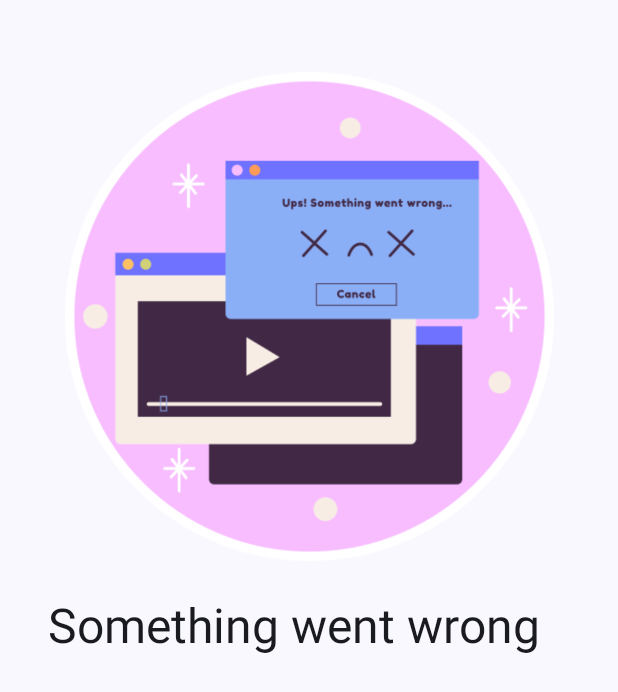
After one commit to Codexyze/FashionPoint, an Android app built with Jetpack Compose: the composable ErrorScreen shown on its own in the app's theme, on a phone screen of 412 x 824 dp. The commit adds this screen. Shown: the top 692 px of the screen. Run offline under Robolectric (Android 15) with nearby library versions, the phone set to English and light mode, and no system bars.

Commit message:
Version 1.6.2 Added new Error Screen

```diff
--- a/app/src/main/java/com/example/femalepoint/MainActivity.kt
+++ b/app/src/main/java/com/example/femalepoint/MainActivity.kt
@@ -14,7 +14,7 @@ import androidx.compose.ui.text.font.Font
 import androidx.compose.ui.text.font.FontFamily
 import androidx.compose.ui.text.font.FontWeight
 import com.example.femalepoint.navigation.HomeScreen
-
+import com.example.femalepoint.presenation.screens.ErrorScreen
 
 
 import com.example.femalepoint.ui.theme.FemalePointTheme
@@ -40,6 +40,7 @@ class MainActivity : ComponentActivity(),PaymentResultListener {
                   Box(modifier = Modifier.padding(top = innerPadding.calculateTopPadding())) {
                       HomeScreen()
 
+
                   }
                 }
                 }
--- /dev/null
+++ b/app/src/main/java/com/example/femalepoint/presenation/screens/ErrorScreen.kt
@@ -0,0 +1,71 @@
+package com.example.femalepoint.presenation.screens
+
+import androidx.compose.foundation.Image
+import androidx.compose.foundation.background
+import androidx.compose.foundation.layout.Arrangement
+import androidx.compose.foundation.layout.Box
+import androidx.compose.foundation.layout.Column
+import androidx.compose.foundation.layout.Spacer
+import androidx.compose.foundation.layout.fillMaxSize
+import androidx.compose.foundation.layout.fillMaxWidth
+import androidx.compose.foundation.layout.height
+import androidx.compose.foundation.layout.padding
+import androidx.compose.foundation.layout.size
+import androidx.compose.material3.Button
+import androidx.compose.material3.MaterialTheme
+import androidx.compose.material3.Text
+import androidx.compose.runtime.Composable
+import androidx.compose.ui.Alignment
+import androidx.compose.ui.Modifier
+import androidx.compose.ui.res.painterResource
+import androidx.compose.ui.unit.dp
+import com.example.femalepoint.R
+
+//@Composable
+//fun ErrorScreen(){
+//    Column(modifier = Modifier.fillMaxSize(), horizontalAlignment = Alignment.CenterHorizontally
+//    , ) {
+//        Spacer(modifier = Modifier.height(25.dp))
+//        Image(painter = painterResource(id = R.drawable.errorlogo), contentDescription = "Error"
+//        , modifier = Modifier.fillMaxWidth(0.9f)
+//        )
+//        Spacer(Modifier.height(25.dp))
+//        Text("Something went wrong", modifier = Modifier.fillMaxWidth(0.9f))
+//    }
+//
+//
+@Composable
+fun ErrorScreen() {
+    Box(
+        modifier = Modifier
+            .fillMaxSize()
+
+    ) {
+        Column(
+            modifier = Modifier
+                .fillMaxWidth()
+                .padding(16.dp)
+               ,
+            horizontalAlignment = Alignment.CenterHorizontally
+        ) {
+            Spacer(modifier = Modifier.height(24.dp))
+            Image(
+                painter = painterResource(id = R.drawable.errorlogo),
+                contentDescription = "Error",
+                modifier = Modifier
+                    .fillMaxWidth(0.9f)
+                    .padding(8.dp)
+            )
+            Spacer(Modifier.height(16.dp))
+            Text(
+                text = "Something went wrong",
+                style = MaterialTheme.typography.headlineLarge,
+                modifier = Modifier
+                    .fillMaxWidth()
+                    .padding(horizontal = 16.dp)
+            )
+            Spacer(Modifier.height(8.dp))
+
+        }
+    }
+}
```
Also changed, not shown: app/src/main/res/drawable/errorlogo.png (added).
